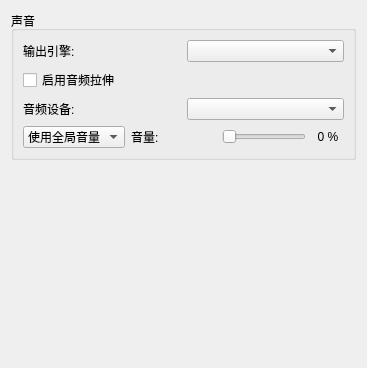
Qt form src/yuzu/configuration/configure_audio.ui (formylover/yuzu-early-access) before a commit.
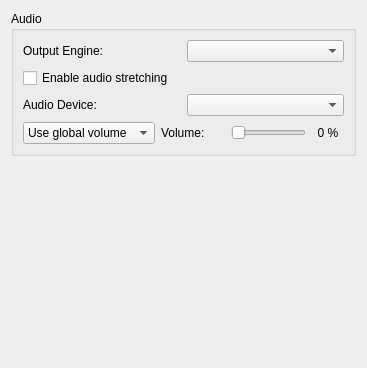
The same form after that commit.

```diff
--- a/src/yuzu/configuration/configure_audio.ui
+++ b/src/yuzu/configuration/configure_audio.ui
@@ -14,7 +14,7 @@
    <item>
     <widget class="QGroupBox" name="groupBox">
      <property name="title">
-      <string>声音</string>
+      <string>Audio</string>
      </property>
      <layout class="QVBoxLayout">
       <item>
@@ -22,7 +22,7 @@
         <item>
          <widget class="QLabel" name="output_sink_label">
           <property name="text">
-           <string>输出引擎:</string>
+           <string>Output Engine:</string>
           </property>
          </widget>
         </item>
@@ -37,7 +37,7 @@
          <string>这种后处理效果的音频调节速度相匹配的模拟速度，并有助于防止音频卡顿。然而，这增加了音频延迟。</string>
         </property>
         <property name="text">
-         <string>启用音频拉伸</string>
+         <string>Enable audio stretching</string>
         </property>
        </widget>
       </item>
@@ -46,7 +46,7 @@
         <item>
          <widget class="QLabel" name="audio_device_label">
           <property name="text">
-           <string>音频设备:</string>
+           <string>Audio Device:</string>
           </property>
          </widget>
         </item>
@@ -74,7 +74,7 @@
           <widget class="QComboBox" name="volume_combo_box">
            <item>
             <property name="text">
-             <string>使用全局音量</string>
+             <string>Use global volume</string>
             </property>
            </item>
            <item>
@@ -87,7 +87,7 @@
          <item>
           <widget class="QLabel" name="volume_label">
            <property name="text">
-            <string>音量:</string>
+            <string>Volume:</string>
            </property>
           </widget>
          </item>
```
Left out of the diff: 4 changed lines with no effect on the pictures.
